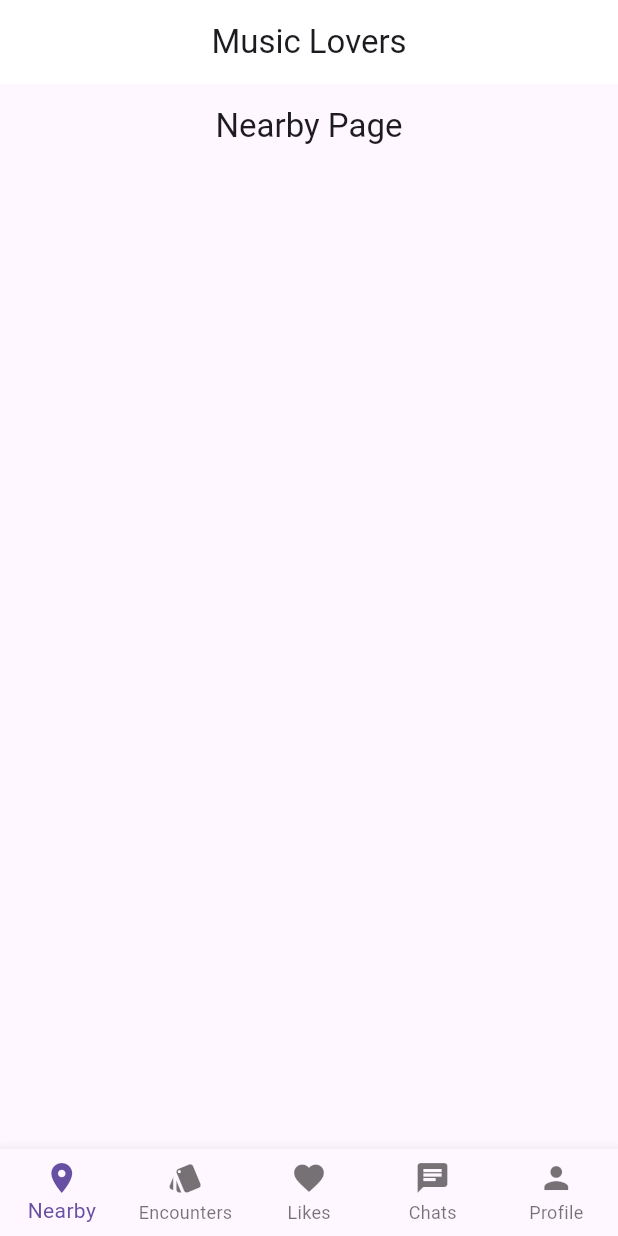
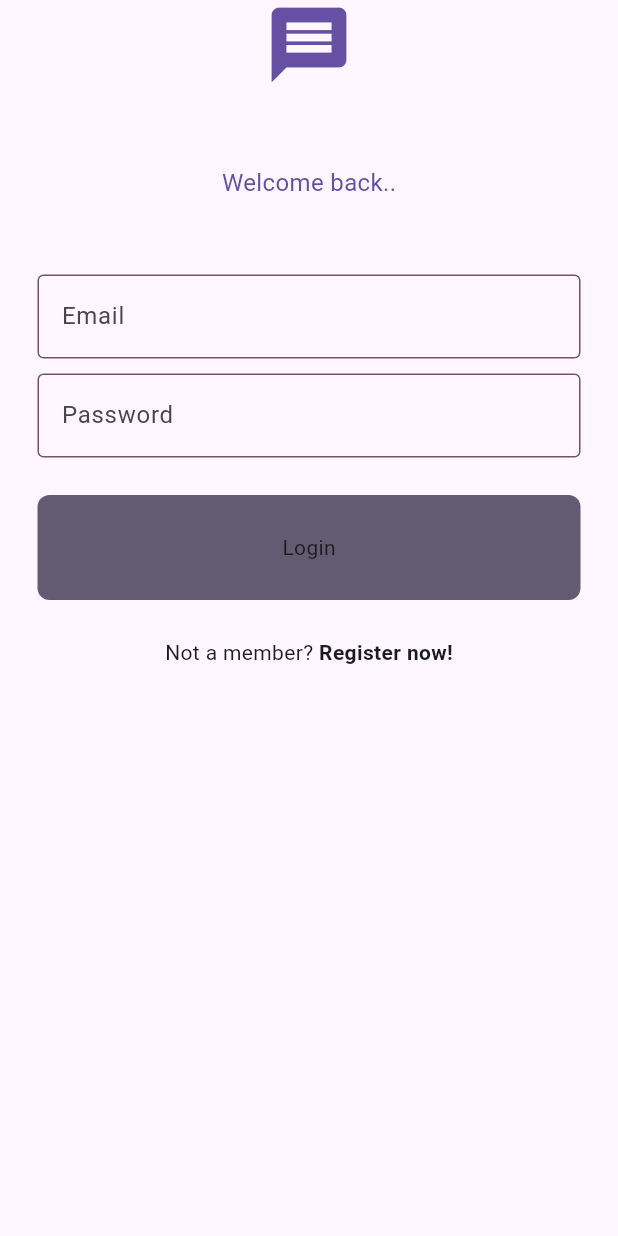
Before and after one commit to zarkonik/MusicLovers, a Flutter app: the screen it shows after launch, on a phone screen of 412 x 824 dp. Run offline on Flutter 3.47's test engine with Material 3 defaults, Android fonts, the phone set to English and light mode, and no system bars; our stand-ins replace firebase_auth, firebase_core; missing offline and left inert: swipable_stack; accounts and stored records are empty.

```diff
--- /dev/null
+++ b/lib/auth/auth_gate.dart
@@ -0,0 +1,24 @@
+import 'package:firebase_auth/firebase_auth.dart';
+import 'package:flutter/material.dart';
+import 'package:flutter_projects/auth/login_or_register.dart';
+import 'package:flutter_projects/main.dart';
+
+class AuthGate extends StatelessWidget {
+  const AuthGate({super.key});
+
+  @override
+  Widget build(BuildContext context) {
+    return Scaffold(
+      body: StreamBuilder(
+        stream: FirebaseAuth.instance.authStateChanges(),
+        builder: (context, snapshot) {
+          if (snapshot.hasData) {
+            return const FirstPage();
+          } else {
+            return const LoginOrRegister();
+          }
+        },
+      ),
+    );
+  }
+}
--- /dev/null
+++ b/lib/auth/auth_service.dart
@@ -0,0 +1,35 @@
+import 'package:firebase_auth/firebase_auth.dart';
+
+class AuthService {
+  final FirebaseAuth _auth = FirebaseAuth.instance;
+
+  Future<UserCredential> signInWithEmailPassword(
+      String email, String password) async {
+    try {
+      UserCredential userCredential = await _auth.signInWithEmailAndPassword(
+          email: email, password: password);
+      return userCredential;
+    } on FirebaseAuthException catch (e) {
+      throw Exception(e.code);
+    }
+  }
+
+  //sign up
+  Future<UserCredential> signUpWithEmailPassword(
+      String email, String password) async {
+    try {
+      UserCredential userCredential =
+          await _auth.createUserWithEmailAndPassword(
+        email: email,
+        password: password,
+      );
+      return userCredential;
+    } on FirebaseAuthException catch (e) {
+      throw Exception(e.code);
+    }
+  }
+
+  Future<void> signOut() async {
+    return await _auth.signOut();
+  }
+}
--- /dev/null
+++ b/lib/auth/login_or_register.dart
@@ -0,0 +1,33 @@
+import 'package:flutter/material.dart';
+import 'package:flutter_projects/pages/login_page.dart';
+import 'package:flutter_projects/pages/register_page.dart';
+
+class LoginOrRegister extends StatefulWidget {
+  const LoginOrRegister({super.key});
+
+  @override
+  State<LoginOrRegister> createState() => _LoginOrRegisterState();
+}
+
+class _LoginOrRegisterState extends State<LoginOrRegister> {
+  bool showLoginPage = true;
+
+  void togglePages() {
+    setState(() {
+      showLoginPage = !showLoginPage;
+    });
+  }
+
+  @override
+  Widget build(BuildContext context) {
+    if (showLoginPage) {
+      return LoginPage(
+        onTap: togglePages,
+      );
+    } else {
+      return RegisterPage(
+        onTap: togglePages,
+      );
+    }
+  }
+}
--- /dev/null
+++ b/lib/components/my_button.dart
@@ -0,0 +1,25 @@
+import 'package:flutter/material.dart';
+
+class MyButton extends StatelessWidget {
+  final String text;
+  final void Function()? onTap;
+
+  const MyButton({super.key, required this.text, required this.onTap});
+
+  @override
+  Widget build(BuildContext context) {
+    return GestureDetector(
+      onTap: onTap,
+      child: Container(
+        decoration: BoxDecoration(
+            color: Theme.of(context).colorScheme.secondary,
+            borderRadius: BorderRadius.circular(8)),
+        padding: const EdgeInsets.all(25),
+        margin: const EdgeInsets.symmetric(horizontal: 25),
+        child: Center(
+          child: Text(text),
+        ),
+      ),
+    );
+  }
+}
--- /dev/null
+++ b/lib/components/my_textfield.dart
@@ -0,0 +1,33 @@
+import 'package:flutter/material.dart';
+
+class MyTextfield extends StatelessWidget {
+  final String hintText;
+  final bool obsureText;
+  final TextEditingController controller;
+  const MyTextfield(
+      {super.key,
+      required this.hintText,
+      required this.obsureText,
+      required this.controller});
+
+  @override
+  Widget build(BuildContext context) {
+    return Padding(
+      padding: const EdgeInsets.symmetric(horizontal: 25),
+      child: TextField(
+        obscureText: obsureText,
+        controller: controller,
+        decoration: InputDecoration(
+            enabledBorder: OutlineInputBorder(
+              borderSide:
+                  BorderSide(color: Theme.of(context).colorScheme.tertiary),
+            ),
+            focusedBorder: OutlineInputBorder(
+              borderSide:
+                  BorderSide(color: Theme.of(context).colorScheme.primary),
+            ),
+            hintText: hintText),
+      ),
+    );
+  }
+}
--- a/lib/main.dart
+++ b/lib/main.dart
@@ -1,5 +1,11 @@
+import 'package:firebase_core/firebase_core.dart';
 import 'package:flutter/material.dart';
-import 'package:flutter/widgets.dart';
+import 'package:flutter_projects/auth/auth_gate.dart';
+import 'package:flutter_projects/auth/login_or_register.dart';
+import 'package:flutter_projects/firebase_options.dart';
+
+import 'package:flutter_projects/pages/login_page.dart';
+import 'package:flutter_projects/pages/register_page.dart';
 import 'package:swipable_stack/swipable_stack.dart';
 
 import 'pages/chat_page.dart';
@@ -8,7 +14,10 @@ import 'pages/nearby.dart';
 import 'pages/encounters_page.dart';
 import 'pages/profile_page.dart';
 
-void main() {
+void main() async {
+  WidgetsFlutterBinding.ensureInitialized();
+  await Firebase.initializeApp(options: DefaultFirebaseOptions.currentPlatform);
+
   runApp(MyApp());
 }
 
@@ -22,9 +31,9 @@ class MyApp extends StatefulWidget {
 class _MyAppState extends State<MyApp> {
   @override
   Widget build(BuildContext context) {
-    return MaterialApp(
+    return const MaterialApp(
       debugShowCheckedModeBanner: false,
-      home: FirstPage(),
+      home: AuthGate(),
     );
   }
 }
@@ -39,7 +48,14 @@ class FirstPage extends StatefulWidget {
 class _FirstPageState extends State<FirstPage> {
   var currentIndex = 0;
 
-  final screens = [Nearby(), Encounters(), Likes(), Chat(), Profile()];
+  final screens = [
+    LoginPage(),
+    Nearby(),
+    Encounters(),
+    Likes(),
+    Chat(),
+    Profile()
+  ];
 
   @override
   Widget build(BuildContext context) {
@@ -47,7 +63,7 @@ class _FirstPageState extends State<FirstPage> {
       appBar: AppBar(
         backgroundColor: Colors.white,
         elevation: 0,
-        title: const Center(child: Text('Music Lovers')),
+        title: const Center(child: Text('MusicConnects')),
       ),
       backgroundColor: Colors.white,
       body: screens[currentIndex],
@@ -56,6 +72,10 @@ class _FirstPageState extends State<FirstPage> {
         currentIndex: currentIndex,
         onTap: (index) => setState(() => currentIndex = index),
         items: const [
+          BottomNavigationBarItem(
+            label: 'Login',
+            icon: Icon(Icons.login),
+          ),
           BottomNavigationBarItem(
             label: 'Nearby',
             icon: Icon(Icons.place),
--- /dev/null
+++ b/lib/pages/login_page.dart
@@ -0,0 +1,95 @@
+import 'package:flutter/material.dart';
+import 'package:flutter/widgets.dart';
+import 'package:flutter_projects/auth/auth_service.dart';
+import 'package:flutter_projects/components/my_button.dart';
+import 'package:flutter_projects/components/my_textfield.dart';
+
+class LoginPage extends StatelessWidget {
+  final TextEditingController _emailController = TextEditingController();
+  final TextEditingController _pwController = TextEditingController();
+
+  final void Function()? onTap;
+
+  LoginPage({super.key, this.onTap});
+
+  void login(BuildContext context) async {
+    final authService = AuthService();
+
+    try {
+      await authService.signInWithEmailPassword(
+          _emailController.text, _pwController.text);
+    } catch (e) {
+      showDialog(
+        context: context,
+        builder: (context) => AlertDialog(
+          title: Text(e.toString()),
+        ),
+      );
+    }
+  }
+
+  @override
+  Widget build(BuildContext context) {
+    return Scaffold(
+        // ignore: deprecated_member_use
+        backgroundColor: Theme.of(context).colorScheme.background,
+        body: Center(
+          child: Column(
+            children: [
+              Icon(
+                Icons.message,
+                size: 60,
+                color: Theme.of(context).colorScheme.primary,
+              ),
+              const SizedBox(
+                height: 50,
+              ),
+              Text(
+                "Welcome back..",
+                style: TextStyle(
+                    color: Theme.of(context).colorScheme.primary, fontSize: 16),
+              ),
+              const SizedBox(
+                height: 50,
+              ),
+              MyTextfield(
+                hintText: "Email",
+                obsureText: false,
+                controller: _emailController,
+              ),
+              const SizedBox(
+                height: 10,
+              ),
+              MyTextfield(
+                hintText: "Password",
+                obsureText: true,
+                controller: _pwController,
+              ),
+              const SizedBox(
+                height: 25,
+              ),
+              MyButton(
+                text: "Login",
+                onTap: () => login(context),
+              ),
+              const SizedBox(
+                height: 25,
+              ),
+              Row(
+                mainAxisAlignment: MainAxisAlignment.center,
+                children: [
+                  Text("Not a member? "),
+                  GestureDetector(
+                    onTap: onTap,
+                    child: Text(
+                      "Register now!",
+                      style: TextStyle(fontWeight: FontWeight.bold),
+                    ),
+                  )
+                ],
+              )
+            ],
+          ),
+        ));
+  }
+}
--- a/lib/pages/profile_page.dart
+++ b/lib/pages/profile_page.dart
@@ -1,13 +1,14 @@
 import 'package:flutter/material.dart';
+import 'package:flutter_projects/auth/auth_service.dart';
 
-class Profile extends StatefulWidget {
+class Profile extends StatelessWidget {
   const Profile({super.key});
 
-  @override
-  State<Profile> createState() => _NearbyState();
-}
+  void logout() {
+    final _auth = AuthService();
+    _auth.signOut();
+  }
 
-class _NearbyState extends State<Profile> {
   @override
   Widget build(BuildContext context) {
     return Scaffold(
@@ -15,6 +16,9 @@ class _NearbyState extends State<Profile> {
         title: const Center(
           child: Text("Profile Page"),
         ),
+        actions: [
+          IconButton(onPressed: logout, icon: const Icon(Icons.logout))
+        ],
       ),
     );
   }
--- a/pubspec.yaml
+++ b/pubspec.yaml
@@ -35,6 +35,8 @@ dependencies:
   # Use with the CupertinoIcons class for iOS style icons.
   cupertino_icons: ^1.0.6
   swipable_stack: ^2.0.0
+  firebase_core: ^3.1.1
+  firebase_auth: ^5.1.1
 
 dev_dependencies:
   flutter_test:
```
Also changed, not shown: lib/pages/register_page.dart (added, +111 -0 lines), lib/themes/dark_mode.dart (added, +12 -0 lines), lib/themes/light_mode.dart (added, +12 -0 lines), lib/themes/theme_provider.dart (added, +24 -0 lines), firebase.json (added), lib/firebase_options.dart (added), pubspec.lock, 6 other files.
